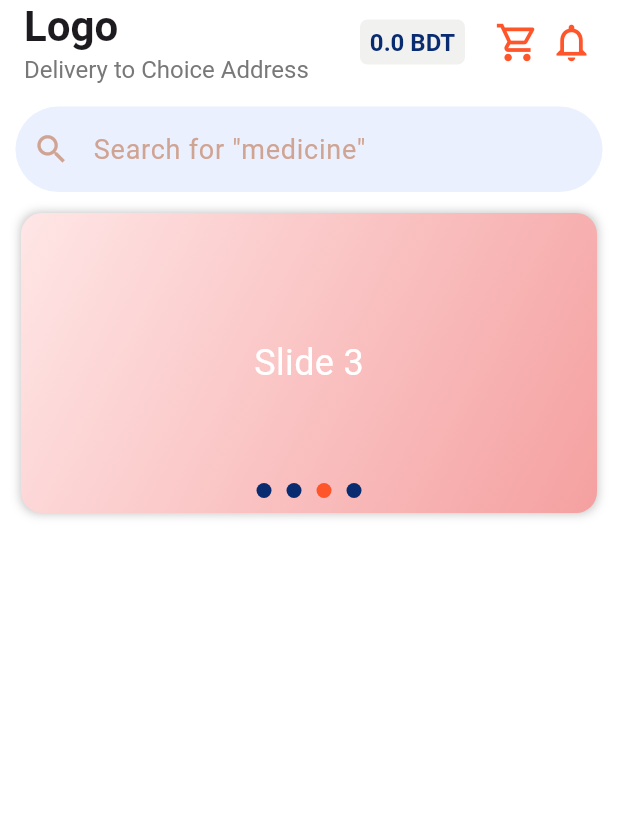
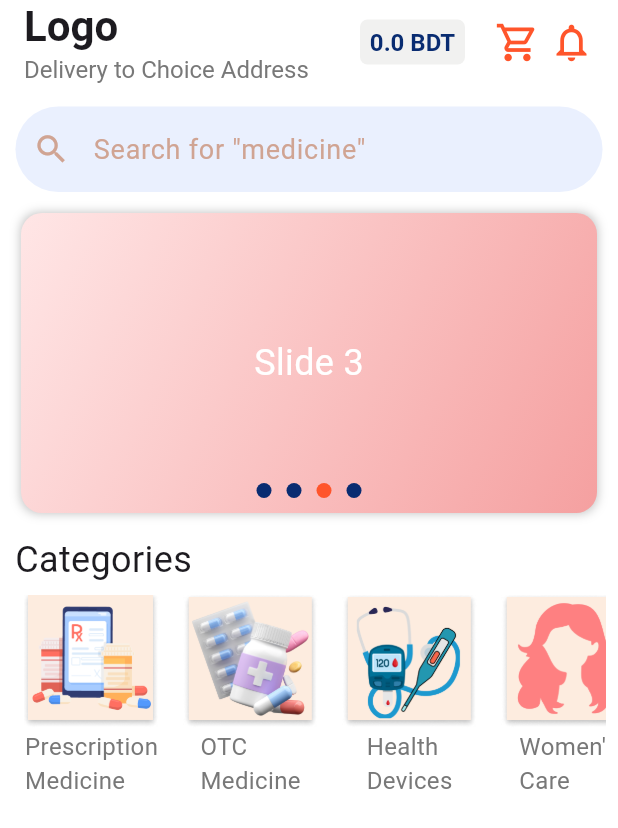
Before and after one commit to mostafizur-crypto/pharmacy_task, a Flutter app: the screen it shows after launch, on a phone screen of 412 x 824 dp. Shown: the top 828 px of the screen. Run offline on Flutter 3.47's test engine with Material 3 defaults, Android fonts, the light colour scheme and no system bars.

Commit message:
Categories Section Update

```diff
--- a/lib/home_page/home.dart
+++ b/lib/home_page/home.dart
@@ -1,6 +1,7 @@
 import 'package:flutter/material.dart';
 import 'package:pharmacy_task/color_section/color.dart';
 import 'package:pharmacy_task/model/cartModel.dart';
+import 'package:pharmacy_task/widget/categories_section.dart';
 import 'package:pharmacy_task/widget/search_section.dart';
 import 'package:pharmacy_task/widget/slide_section.dart';
 import 'package:provider/provider.dart';
@@ -79,6 +80,17 @@ class HomePage extends StatelessWidget {
           ),
           //MARK: Slide widget
           const SlideSection(),
+          //MARK: Category widget
+          Column(
+            crossAxisAlignment: CrossAxisAlignment.start,
+            children: [
+              const Padding(
+                padding: EdgeInsets.only(left: 10),
+                child: Text('Categories', style: TextStyle(fontSize: 24)),
+              ),
+              CategoriesSection(),
+            ],
+          ),
         ],
       ),
     );
--- /dev/null
+++ b/lib/model/categorieModel.dart
@@ -0,0 +1,20 @@
+class Category {
+  final String imagePath;
+  final String title;
+
+  Category({required this.imagePath, required this.title});
+
+  factory Category.fromJson(Map<String, dynamic> json) {
+    return Category(
+      imagePath: json['imagePath'],
+      title: json['title'],
+    );
+  }
+
+  Map<String, dynamic> toJson() {
+    return {
+      'imagePath': imagePath,
+      'title': title,
+    };
+  }
+}
--- /dev/null
+++ b/lib/widget/categories_section.dart
@@ -0,0 +1,67 @@
+import 'package:flutter/material.dart';
+import 'package:pharmacy_task/color_section/color.dart';
+import 'package:pharmacy_task/model/categorieModel.dart';
+
+class CategoryWidget extends StatelessWidget {
+  final Category category;
+
+  const CategoryWidget({super.key, required this.category});
+
+  @override
+  Widget build(BuildContext context) {
+    return Column(
+      crossAxisAlignment: CrossAxisAlignment.center,
+      mainAxisAlignment: MainAxisAlignment.center,
+      children: [
+        Image.asset(
+          category.imagePath,
+          width: 90,
+          height: 90,
+        ),
+        Center(
+          child: Text(
+            category.title,
+            style: const TextStyle(fontSize: 16, color: AppColors.greyColor),
+          ),
+        ),
+      ],
+    );
+  }
+}
+
+class CategoriesSection extends StatelessWidget {
+  final List<Category> categories = [
+    Category(
+        imagePath: 'assets/image/categories1.png',
+        title: 'Prescription\nMedicine'),
+    Category(imagePath: 'assets/image/categories2.png', title: 'OTC\nMedicine'),
+    Category(
+        imagePath: 'assets/image/categories3.png', title: 'Health\nDevices'),
+    Category(imagePath: 'assets/image/categories4.png', title: "Women's\nCare"),
+    Category(imagePath: 'assets/image/categories5.png', title: 'Baby\nCare'),
+    Category(imagePath: 'assets/image/categories4.png', title: "Mother\nCare"),
+    Category(imagePath: 'assets/image/categories3.png', title: 'Pet\nCare'),
+  ];
+
+  CategoriesSection({super.key});
+
+  @override
+  Widget build(BuildContext context) {
+    return Padding(
+      padding: const EdgeInsets.only(left: 8, top: 4, right: 8, bottom: 8),
+      child: Container(
+        height: 140,
+        child: ListView.builder(
+          scrollDirection: Axis.horizontal,
+          itemCount: categories.length,
+          itemBuilder: (context, index) {
+            return Padding(
+              padding: const EdgeInsets.symmetric(horizontal: 8.0),
+              child: CategoryWidget(category: categories[index]),
+            );
+          },
+        ),
+      ),
+    );
+  }
+}
--- a/pubspec.yaml
+++ b/pubspec.yaml
@@ -20,3 +20,6 @@ dev_dependencies:
 
 flutter:
   uses-material-design: true
+
+  assets:
+    - assets/image/
```
Also changed, not shown: assets/image/categories1.png (added), assets/image/categories2.png (added), assets/image/categories3.png (added), assets/image/categories4.png (added), assets/image/categories5.png (added).
